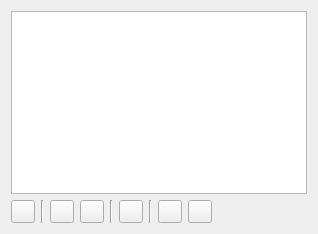
Before: the Qt Designer form eiskaltdcpp-qt/ui/UIFavoriteHubs.ui in eiskaltdcpp/eiskaltdcpp, drawn with Qt 5.
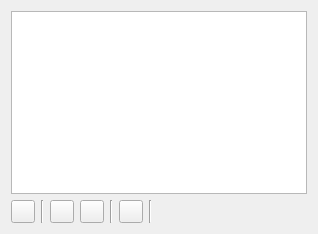
After: the same form once the commit is applied.

Commit message: EiskaltDC++ Qt: 	* Removed Up/Down arrows in Favorite Hub manager (useless things). 	* Optimized language hot reloading.

Patch:
```diff
--- a/eiskaltdcpp-qt/ui/UIFavoriteHubs.ui
+++ b/eiskaltdcpp-qt/ui/UIFavoriteHubs.ui
@@ -111,26 +111,6 @@
        </property>
       </widget>
      </item>
-     <item>
-      <widget class="QToolButton" name="upButton">
-       <property name="toolTip">
-        <string>Move up</string>
-       </property>
-       <property name="text">
-        <string/>
-       </property>
-      </widget>
-     </item>
-     <item>
-      <widget class="QToolButton" name="downButton">
-       <property name="toolTip">
-        <string>Move down</string>
-       </property>
-       <property name="text">
-        <string/>
-       </property>
-      </widget>
-     </item>
      <item>
       <spacer name="horizontalSpacer">
        <property name="orientation">
```
The commit also changes 13 other files.
